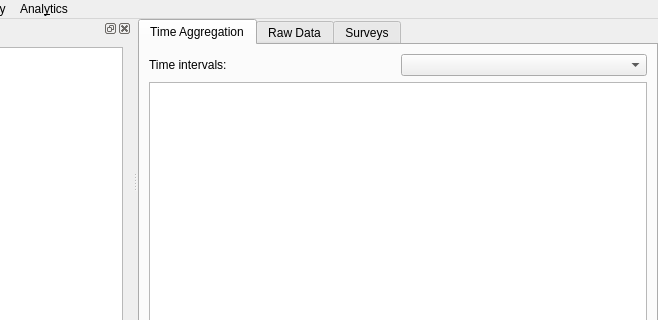
The window that analyzer/mainwindow.ui (KDE/kuserfeedback) describes before a commit, drawn with Qt 5; both pictures show x 142 to 800 and y 0 to 320 of the 800 by 600 pixel window.
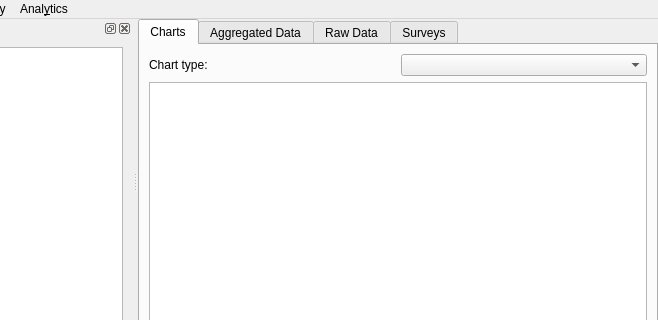
The same window after the commit. Custom widgets are drawn as their Qt base class.

Commit message: Start to add charts.

Patch:
```diff
--- a/analyzer/mainwindow.ui
+++ b/analyzer/mainwindow.ui
@@ -34,15 +34,15 @@
       </property>
       <widget class="QWidget" name="timeAggregationTab">
        <attribute name="title">
-        <string>Time Aggregation</string>
+        <string>Charts</string>
        </attribute>
-       <layout class="QVBoxLayout" name="verticalLayout_6">
+       <layout class="QVBoxLayout" name="verticalLayout_7">
         <item>
-         <layout class="QHBoxLayout" name="horizontalLayout">
+         <layout class="QHBoxLayout" name="horizontalLayout_2">
           <item>
            <widget class="QLabel" name="label">
             <property name="text">
-             <string>Time intervals:</string>
+             <string>Chart type:</string>
             </property>
             <property name="buddy">
              <cstring>timeAggregationMode</cstring>
@@ -54,6 +54,20 @@
           </item>
          </layout>
         </item>
+        <item>
+         <widget class="QtCharts::QChartView" name="chartView">
+          <property name="renderHints">
+           <set>QPainter::Antialiasing|QPainter::TextAntialiasing</set>
+          </property>
+         </widget>
+        </item>
+       </layout>
+      </widget>
+      <widget class="QWidget" name="aggregationTab">
+       <attribute name="title">
+        <string>Aggregated Data</string>
+       </attribute>
+       <layout class="QVBoxLayout" name="verticalLayout_6">
         <item>
          <widget class="QTableView" name="timeAggregationView"/>
         </item>
```
Left out of the diff: 8 changed lines with no effect on the pictures. The commit also changes 8 other files.
